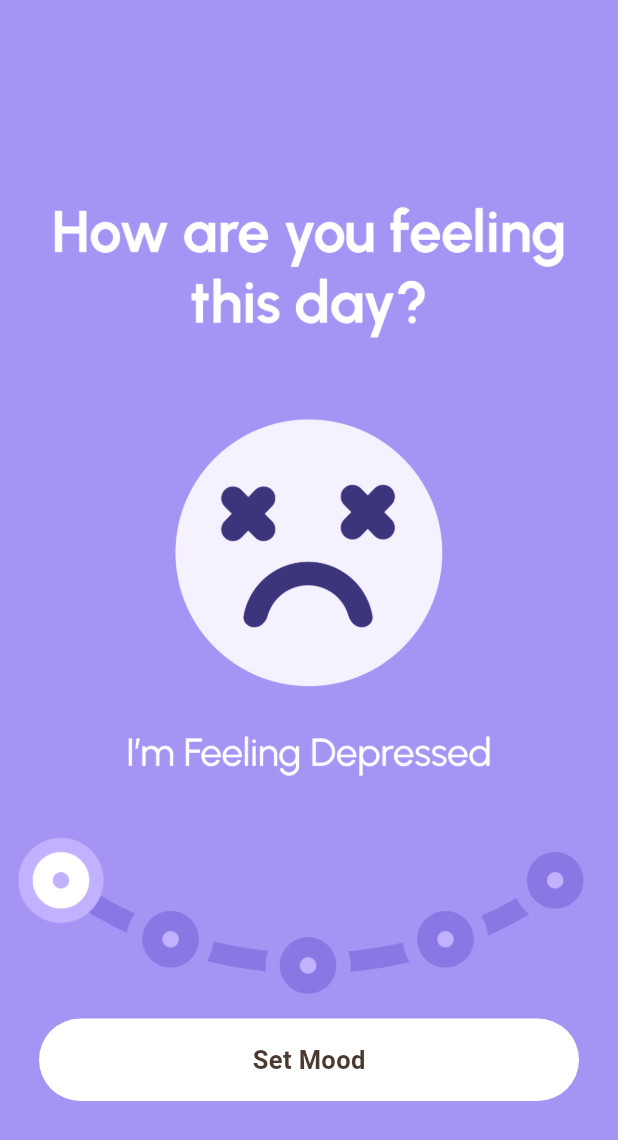
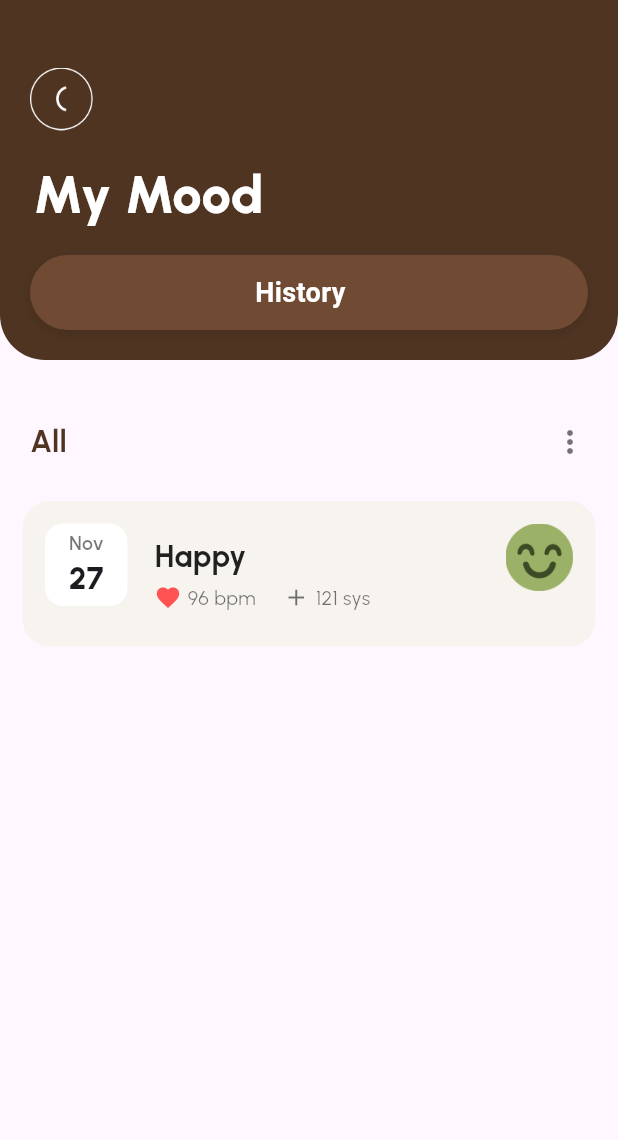
Before and after one commit to ninisssimoett/freund-app, a Flutter app: the MoodFlowScreen screen opened directly, after a tap on "Set Mood", on a phone screen of 412 x 824 dp. Shown: the top 1140 px of the screen. Run offline on Flutter 3.47's test engine with Material 3 defaults, Android fonts, the phone set to English and light mode, and no system bars; our stand-ins replace google_fonts.

Commit message:
welcome and mood screen done

```diff
--- a/lib/main.dart
+++ b/lib/main.dart
@@ -1,20 +1,25 @@
 import 'package:flutter/material.dart';
+import 'package:freud_app/screens/journal/journal_overview_screen.dart';
 import 'package:freud_app/screens/mood/mood_flow_screen.dart';
-import 'screens/welcome_screen.dart';
+
 
 void main() {
   runApp(const MyApp());
+
 }
 
 class MyApp extends StatelessWidget {
   const MyApp({super.key});
 
+
   @override
   Widget build(BuildContext context) {
     return MaterialApp(
 
+
       debugShowCheckedModeBanner: false,
-      home: MoodFlowScreen(),
+      home: JournalOverviewScreen(),
+
     );
   }
 }
--- /dev/null
+++ b/lib/screens/journal/journal_overview_screen.dart
@@ -0,0 +1,59 @@
+import 'package:flutter/material.dart';
+
+class JournalOverviewScreen extends StatelessWidget {
+  const JournalOverviewScreen({super.key});
+
+  @override
+  Widget build(BuildContext context) {
+    return Scaffold(
+      body: Stack(
+        children: [
+          // FULL BACKGROUND IMAGE
+          Positioned.fill(
+            child: Image.asset(
+              "assets/images/bg.png",  // ganti dengan file kamu
+              fit: BoxFit.cover,
+            ),
+          ),
+
+          // WHITE ROUNDED BOTTOM SECTION
+          Align(
+            alignment: Alignment.bottomCenter,
+            child: Container(
+              height: 180,
+              decoration: const BoxDecoration(
+                color: Colors.white,
+                borderRadius: BorderRadius.only(
+                  topLeft: Radius.circular(60),
+                  topRight: Radius.circular(60),
+                ),
+              ),
+            ),
+          ),
+
+          // PLUS BUTTON (DI TENGAH GARIS ROUNDED)
+          Positioned(
+            bottom: 160, // supaya nempel di lengkungan
+            left: 0,
+            right: 0,
+            child: Center(
+              child: Container(
+                width: 65,
+                height: 65,
+                decoration: const BoxDecoration(
+                  color: Colors.white,
+                  shape: BoxShape.circle,
+                ),
+                child: const Icon(
+                  Icons.add,
+                  color: Color(0xFF4B3A2F),
+                  size: 35,
+                ),
+              ),
+            ),
+          ),
+        ],
+      ),
+    );
+  }
+}
--- a/lib/screens/mood/mood_flow_screen.dart
+++ b/lib/screens/mood/mood_flow_screen.dart
@@ -1,4 +1,5 @@
 import 'package:flutter/material.dart';
+import 'package:freud_app/screens/mood/mood_history_screen.dart';
 import 'mood_page.dart';
 
 class MoodFlowScreen extends StatefulWidget {
@@ -13,11 +14,11 @@ class _MoodFlowScreenState extends State<MoodFlowScreen> {
   int currentPage = 0;
 
   final List<Color> moodColors = [
-    const Color(0xFFA694F5),
-    const Color(0xFFED7E1C),
-    const Color(0xFF926247),
-    const Color(0xFFFFCE5C),
-    const Color(0xFF9BB167),
+    Color(0xFFA694F5),
+    Color(0xFFED7E1C),
+    Color(0xFF926247),
+    Color(0xFFFFCE5C),
+    Color(0xFF9BB167),
   ];
 
   final List<String> moodImages = [
@@ -28,18 +29,30 @@ class _MoodFlowScreenState extends State<MoodFlowScreen> {
     'assets/images/mood5.png',
   ];
 
+  final List<String> moodNames = [
+    "Happy",
+    "Excited",
+    "Calm",
+    "Bored",
+    "Relaxed",
+  ];
+
   void nextPage() {
     if (currentPage < 4) {
       _controller.nextPage(
-        duration: const Duration(milliseconds: 300),
+        duration: Duration(milliseconds: 300),
         curve: Curves.ease,
       );
     }
   }
 
-  void setMood() {
-    // nanti ini ke screen history
-    Navigator.pushNamed(context, '/mood-history');
+  void setMood(String moodName) {
+    Navigator.push(
+      context,
+      MaterialPageRoute(
+        builder: (_) => HistoryScreen(selectedMood: moodName),
+      ),
+    );
   }
 
   @override
@@ -54,7 +67,7 @@ class _MoodFlowScreenState extends State<MoodFlowScreen> {
             bgColor: moodColors[index],
             image: moodImages[index],
             onNext: nextPage,
-            onSetMood: setMood,
+            onSetMood: () => setMood(moodNames[index]),
           );
         },
       ),
--- /dev/null
+++ b/lib/screens/mood/mood_history_screen.dart
@@ -0,0 +1,245 @@
+import 'package:flutter/material.dart';
+import 'package:intl/intl.dart';
+import 'package:google_fonts/google_fonts.dart';
+
+class HistoryScreen extends StatelessWidget {
+  final String selectedMood;
+
+  const HistoryScreen({super.key, required this.selectedMood});
+
+  @override
+  Widget build(BuildContext context) {
+    // tanggal otomatis hari ini
+    String day = DateFormat('d').format(DateTime.now());
+    String month = DateFormat('MMM').format(DateTime.now());
+    String weekday = DateFormat('EEE').format(DateTime.now());
+
+    return Scaffold(
+      body: Column(
+        children: [
+          // ------------------- HEADER -------------------
+          Container(
+            width: double.infinity,
+            height: 240,
+            decoration: const BoxDecoration(
+              color: Color(0xFF4F3422),
+              borderRadius: BorderRadius.only(
+                bottomLeft: Radius.circular(30),
+                bottomRight: Radius.circular(30),
+              ),
+            ),
+            child: Stack(
+              children: [
+                // BACK BUTTON
+                Positioned(
+                  top: 45,
+                  left: 20,
+                  child: GestureDetector(
+                    onTap: () => Navigator.pop(context),
+                    child: Image.asset(
+                      'assets/images/back_button.png',
+                      width: 42,
+                      height: 42,
+                    ),
+                  ),
+                ),
+
+                // TITLE "MY MOOD"
+                Positioned(
+                  left: 22,
+                  bottom: 85,
+                  child: Text(
+                    "My Mood",
+                    style: GoogleFonts.urbanist(
+                      fontSize: 35,
+                      fontWeight: FontWeight.w800,
+                      color: Colors.white,
+                    ),
+                  ),
+                ),
+
+                // RECTANGLE KECIL (History)
+                Positioned(
+                  left: 20,
+                  right: 20,
+                  bottom: 20,
+                  child: Container(
+                    height: 50,
+                    decoration: BoxDecoration(
+                      color: const Color(0xFF704A33),
+                      borderRadius: BorderRadius.circular(50),
+                      boxShadow: const [
+                        BoxShadow(
+                          color: Colors.black12,
+                          blurRadius: 6,
+                          offset: Offset(0, 3),
+                        ),
+                      ],
+                    ),
+                    child: const Padding(
+                      padding: EdgeInsets.only(left: 150),
+                      child: Align(
+                        alignment: Alignment.centerLeft,
+                        child: Text(
+                          'History',
+                          style: TextStyle(
+                            fontSize: 18,
+                            fontWeight: FontWeight.w600,
+                            color: Colors.white,
+                          ),
+                        ),
+                      ),
+                    ),
+                  ),
+                ),
+              ],
+            ),
+          ),
+
+          const SizedBox(height: 40),
+
+
+          // ------------------- TITLE "ALL" -------------------
+          Padding(
+            padding: const EdgeInsets.symmetric(horizontal: 20),
+            child: Row(
+              mainAxisAlignment: MainAxisAlignment.spaceBetween,
+              children: [
+                Text(
+                  "All",
+                  style: GoogleFonts.urbanist(
+                    fontSize: 20,
+                    fontWeight: FontWeight.w700,
+                    color: Color(0xFF4F3422),
+                  ),
+                ),
+                const Icon(Icons.more_vert, color: Colors.black54),
+              ],
+            ),
+          ),
+
+          const SizedBox(height: 15),
+
+          // ------------------- LIST HISTORY -------------------
+     Container(
+  margin: const EdgeInsets.symmetric(horizontal: 15, vertical: 10),
+  padding: const EdgeInsets.all(15),
+  decoration: BoxDecoration(
+    color: const Color(0xFFF7F3EE),
+    borderRadius: BorderRadius.circular(18),
+  ),
+  child: Row(
+    crossAxisAlignment: CrossAxisAlignment.start,
+    children: [
+      // ▢ KOTAK TANGGAL
+      Container(
+        width: 55,
+        height: 55,
+        decoration: BoxDecoration(
+          color: Colors.white,
+          borderRadius: BorderRadius.circular(12),
+        ),
+        child: Column(
+          mainAxisAlignment: MainAxisAlignment.center,
+          children: [
+            Text(
+              month, // BULAN DI ATAS
+              style: GoogleFonts.urbanist(
+                fontSize: 13,
+                fontWeight: FontWeight.w600,
+                color: Colors.black54,
+              ),
+            ),
+            Text(
+              day, // TANGGAL DI BAWAH
+              style: GoogleFonts.urbanist(
+                fontSize: 20,
+                fontWeight: FontWeight.w800,
+              ),
+            ),
+          ],
+        ),
+      ),
+
+      const SizedBox(width: 18),
+
+      // ▢ KOLOM MOOD + DETAIL
+      Expanded(
+        child: Column(
+          crossAxisAlignment: CrossAxisAlignment.start,
+          children: [
+            // ROW: Teks Calm + icon mood
+            Row(
+              children: [
+                Expanded(
+                  child: Text(
+                    selectedMood,
+                    style: GoogleFonts.urbanist(
+                      fontSize: 20,
+                      fontWeight: FontWeight.w700,
+                      color: Colors.black87,
+                    ),
+                  ),
+                ),
+
+                Image.asset(
+                  'assets/images/icon1.png',
+                  width: 45,
+                  height: 45,
+                ),
+              ],
+            ),
+
+            const SizedBox(height: 3),
+
+            // ROW: HEART + TEXT | PLUS + TEXT
+           Transform.translate(
+  offset: const Offset(0, -8), // makin negatif = makin naik
+  child: Row(
+    children: [
+      Row(
+        children: [
+          const Icon(Icons.favorite, size: 18, color: Colors.redAccent),
+          const SizedBox(width: 4),
+          Text(
+            "96 bpm",
+            style: GoogleFonts.urbanist(
+              fontSize: 13,
+              color: Colors.black54,
+            ),
+          ),
+        ],
+      ),
+
+      const SizedBox(width: 18),
+
+      Row(
+        children: [
+          const Icon(Icons.add, size: 18, color: Colors.black54),
+          const SizedBox(width: 4),
+          Text(
+            "121 sys",
+            style: GoogleFonts.urbanist(
+              fontSize: 13,
+              color: Colors.black54,
+            ),
+          ),
+        ],
+      ),
+    ],
+  ),
+)
+
+          ],
+        ),
+      ),
+    ],
+  ),
+)
+
+
+        ],
+      ),
+    );
+  }
+}
--- a/lib/screens/mood/mood_page.dart
+++ b/lib/screens/mood/mood_page.dart
@@ -1,4 +1,5 @@
 import 'package:flutter/material.dart';
+import 'package:google_fonts/google_fonts.dart';
 
 class MoodPage extends StatelessWidget {
   final Color bgColor;
@@ -28,6 +29,22 @@ class MoodPage extends StatelessWidget {
             width: 590,
             height: 590,
             child: Image.asset(image, fit: BoxFit.contain),
+          ),
+        ),
+
+        Positioned(
+          bottom: 335,
+          left: 0,
+          right: 0,
+          child: Center(
+            child: Text(
+              "Slide to choose your mood »",
+              style: GoogleFonts.urbanist(
+                fontSize: 13,
+                fontWeight: FontWeight.w700,
+                color: Colors.white,
+              ),
+            ),
           ),
         ),
 
--- a/pubspec.yaml
+++ b/pubspec.yaml
@@ -31,10 +31,11 @@ dependencies:
   flutter:
     sdk: flutter
 
-  # The following adds the Cupertino Icons font to your application.
-  # Use with the CupertinoIcons class for iOS style icons.
   cupertino_icons: ^1.0.8
   rename_app: ^1.6.5
+  google_fonts: ^6.3.2
+  intl: ^0.19.0
+
 
 dev_dependencies:
   flutter_test:
```
Also changed, not shown: assets/images/back_button.png (added), assets/images/bg.png (added), assets/images/icon1.png (added), assets/images/segitiga.png (added), pubspec.lock, 2 other files.
